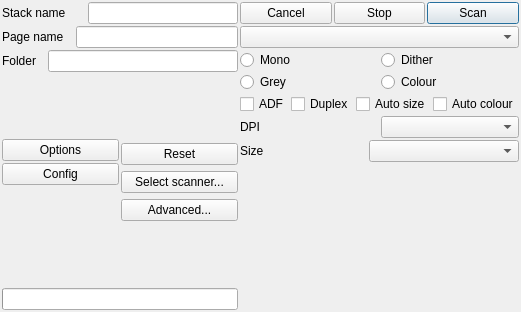
sjg20/paperman, file pscan.ui: the form before one commit.
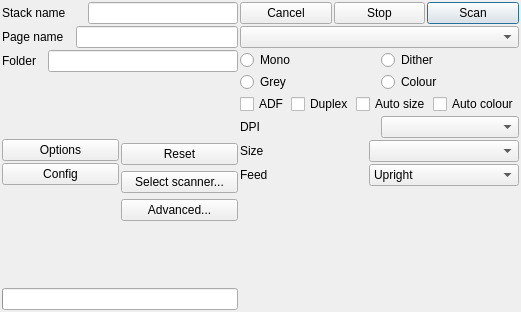
The form after the commit. Custom widgets are drawn as their Qt base class.

Commit message: Turn pages fed sideways upright as they are stored

What changed in the file:
```diff
--- a/pscan.ui
+++ b/pscan.ui
@@ -558,6 +558,48 @@
          </item>
         </layout>
        </item>
+       <item>
+        <layout class="QHBoxLayout">
+         <item>
+          <widget class="QLabel" name="textLabel3_3">
+           <property name="text">
+            <string>Feed</string>
+           </property>
+           <property name="wordWrap">
+            <bool>false</bool>
+           </property>
+          </widget>
+         </item>
+         <item>
+          <widget class="QComboBox" name="sideways">
+           <property name="minimumSize">
+            <size>
+             <width>150</width>
+             <height>0</height>
+            </size>
+           </property>
+           <property name="toolTip">
+            <string>Sheets fed sideways are turned upright as they are stored: say which side of the front the top of the page is at</string>
+           </property>
+           <item>
+            <property name="text">
+             <string>Upright</string>
+            </property>
+           </item>
+           <item>
+            <property name="text">
+             <string>Top at left</string>
+            </property>
+           </item>
+           <item>
+            <property name="text">
+             <string>Top at right</string>
+            </property>
+           </item>
+          </widget>
+         </item>
+        </layout>
+       </item>
        <item>
         <widget class="SliderSpin" name="bright" native="true">
          <property name="minimumSize">
```
The commit also changes 18 other files.
